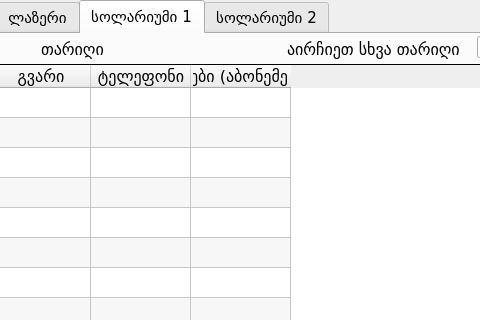
bekashvelidze/renew-commercial, file ui/main_window.ui: the form before one commit; both pictures show x 145 to 625 and y 0 to 320 of the 1000 by 560 pixel window.
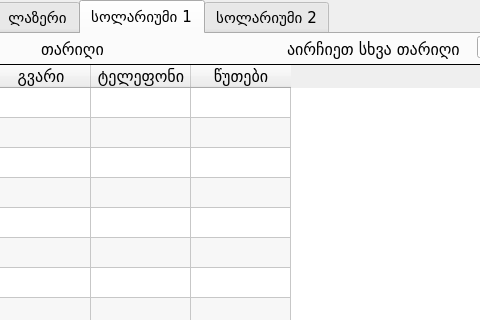
The form after the commit. The open tabs and pages were chosen to show the change.

```diff
--- a/ui/main_window.ui
+++ b/ui/main_window.ui
@@ -1900,7 +1900,7 @@
       </column>
       <column>
        <property name="text">
-        <string>წუთები (აბონემენტი)</string>
+        <string>წუთები</string>
        </property>
        <property name="font">
         <font>
```
Left out of the diff: 2 changed lines with no effect on the pictures.
